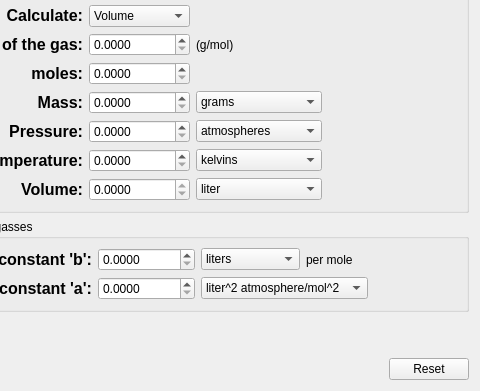
The window that src/calculator/gasCalculator.ui (KDE/kalzium) describes before a commit, drawn with Qt 5; both pictures show x 115 to 595 and y 127 to 518 of the 595 by 518 pixel window.
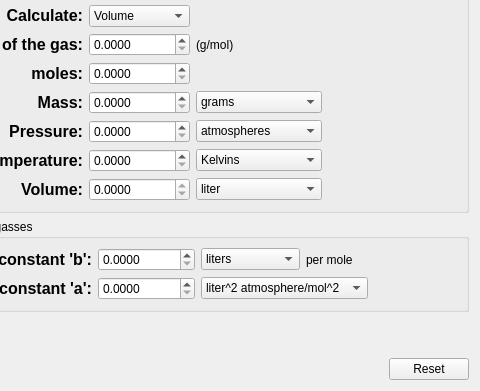
The same window after the commit. Custom widgets are drawn as their Qt base class.

```diff
--- a/src/calculator/gasCalculator.ui
+++ b/src/calculator/gasCalculator.ui
@@ -329,7 +329,7 @@
         </property>
         <item>
          <property name="text">
-          <string>kelvins</string>
+          <string>Kelvins</string>
          </property>
         </item>
         <item>
```
Left out of the diff: 32 changed lines with no effect on the pictures.
